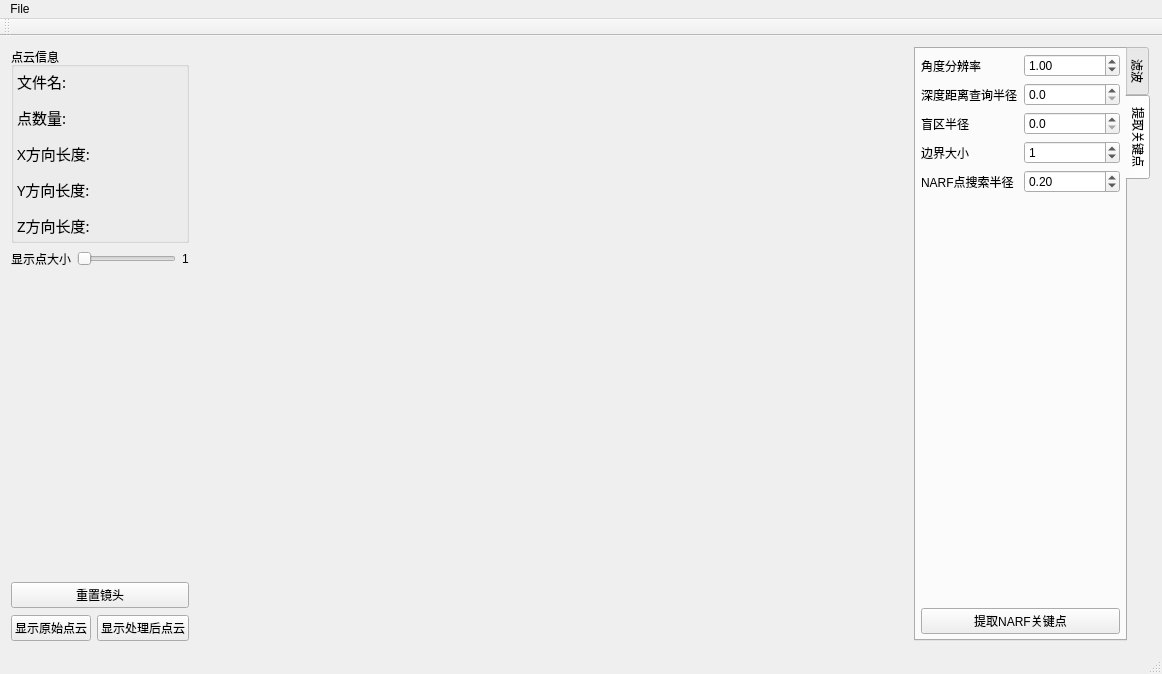
This is PCLTool/PCLTool.ui in YanZY97/PCLTool as Qt 5 draws it before an edit. The edited form follows.
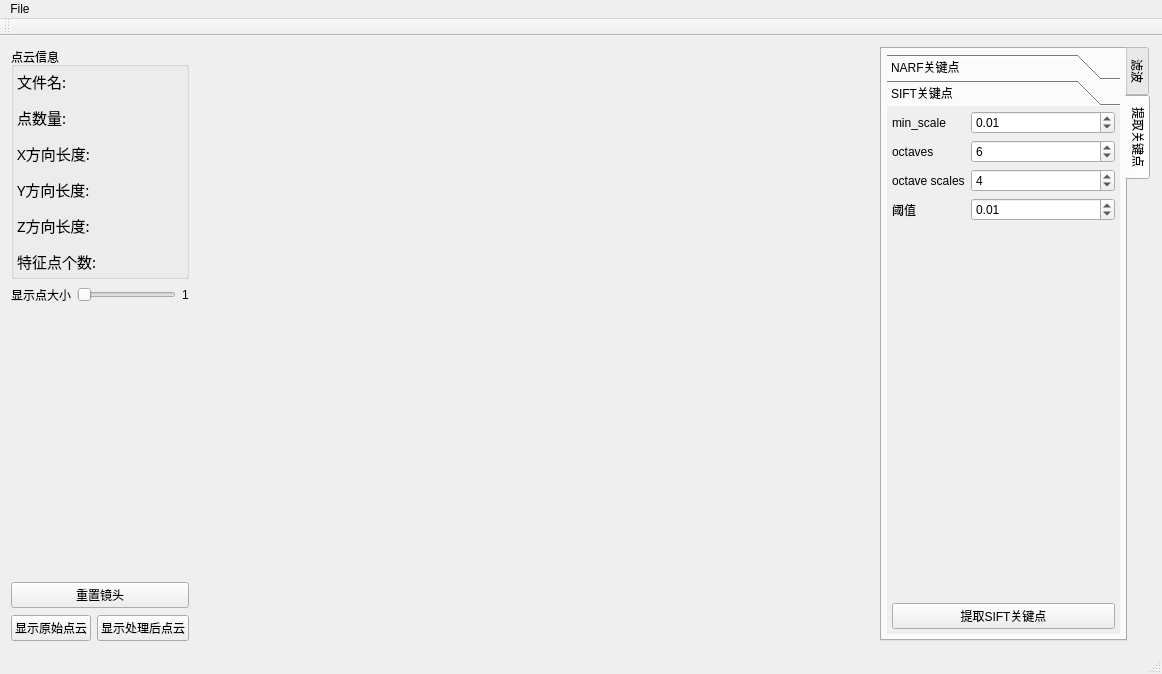
This is the edited form. The open tabs and pages were chosen to show the change. Custom widgets are drawn as their Qt base class.

Commit message: #增加sift特征点提取

Patch:
```diff
--- a/PCLTool/PCLTool.ui
+++ b/PCLTool/PCLTool.ui
@@ -20,7 +20,7 @@
      <verstretch>0</verstretch>
     </sizepolicy>
    </property>
-   <layout class="QHBoxLayout" name="horizontalLayout" stretch="0,3,1">
+   <layout class="QHBoxLayout" name="horizontalLayout" stretch="0,5,2">
     <item>
      <layout class="QVBoxLayout" name="layoutDisplay" stretch="0,0,1,0,0">
       <property name="spacing">
@@ -179,6 +179,32 @@
              </property>
             </widget>
            </item>
+           <item row="5" column="0">
+            <widget class="QLabel" name="label_14">
+             <property name="font">
+              <font>
+               <family>SimSun-ExtB</family>
+               <pointsize>11</pointsize>
+              </font>
+             </property>
+             <property name="text">
+              <string>特征点个数:</string>
+             </property>
+            </widget>
+           </item>
+           <item row="5" column="1">
+            <widget class="QLabel" name="lblNumKeypoints">
+             <property name="font">
+              <font>
+               <family>SimSun-ExtB</family>
+               <pointsize>11</pointsize>
+              </font>
+             </property>
+             <property name="text">
+              <string/>
+             </property>
+            </widget>
+           </item>
           </layout>
          </item>
         </layout>
@@ -376,6 +402,45 @@
          <number>5</number>
         </property>
         <item>
+         <widget class="QToolBox" name="toolBox">
+          <property name="frameShape">
+           <enum>QFrame::NoFrame</enum>
+          </property>
+          <property name="frameShadow">
+           <enum>QFrame::Sunken</enum>
+          </property>
+          <property name="currentIndex">
+           <number>0</number>
+          </property>
+          <property name="tabSpacing">
+           <number>0</number>
+          </property>
+          <widget class="QWidget" name="pageNARFPoints">
+           <property name="geometry">
+            <rect>
+             <x>0</x>
+             <y>0</y>
+             <width>222</width>
+             <height>525</height>
+            </rect>
+           </property>
+           <attribute name="label">
+            <string>NARF关键点</string>
+           </attribute>
+           <layout class="QVBoxLayout" name="verticalLayout_4">
+            <property name="leftMargin">
+             <number>5</number>
+            </property>
+            <property name="topMargin">
+             <number>5</number>
+            </property>
+            <property name="rightMargin">
+             <number>5</number>
+            </property>
+            <property name="bottomMargin">
+             <number>5</number>
+            </property>
+            <item>
          <layout class="QFormLayout" name="formLayout_3">
           <property name="leftMargin">
            <number>0</number>
@@ -487,6 +552,122 @@
           <property name="text">
            <string>提取NARF关键点</string>
           </property>
+             </widget>
+            </item>
+           </layout>
+          </widget>
+          <widget class="QWidget" name="pageSIFTPoints">
+           <property name="geometry">
+            <rect>
+             <x>0</x>
+             <y>0</y>
+             <width>222</width>
+             <height>525</height>
+            </rect>
+           </property>
+           <attribute name="label">
+            <string>SIFT关键点</string>
+           </attribute>
+           <layout class="QVBoxLayout" name="verticalLayout_5">
+            <property name="leftMargin">
+             <number>5</number>
+            </property>
+            <property name="topMargin">
+             <number>5</number>
+            </property>
+            <property name="rightMargin">
+             <number>5</number>
+            </property>
+            <property name="bottomMargin">
+             <number>5</number>
+            </property>
+            <item>
+             <layout class="QFormLayout" name="formLayout_4">
+              <item row="0" column="0">
+               <widget class="QLabel" name="label_15">
+                <property name="text">
+                 <string>min_scale</string>
+                </property>
+               </widget>
+              </item>
+              <item row="0" column="1">
+               <widget class="QDoubleSpinBox" name="sboxMinScale">
+                <property name="maximum">
+                 <double>1.000000000000000</double>
+                </property>
+                <property name="singleStep">
+                 <double>0.010000000000000</double>
+                </property>
+                <property name="value">
+                 <double>0.010000000000000</double>
+                </property>
+               </widget>
+              </item>
+              <item row="1" column="0">
+               <widget class="QLabel" name="label_16">
+                <property name="text">
+                 <string>octaves</string>
+                </property>
+               </widget>
+              </item>
+              <item row="1" column="1">
+               <widget class="QSpinBox" name="sboxOctaves">
+                <property name="maximum">
+                 <number>20</number>
+                </property>
+                <property name="value">
+                 <number>6</number>
+                </property>
+               </widget>
+              </item>
+              <item row="2" column="0">
+               <widget class="QLabel" name="label_17">
+                <property name="text">
+                 <string>octave scales</string>
+                </property>
+               </widget>
+              </item>
+              <item row="2" column="1">
+               <widget class="QSpinBox" name="sboxOctaveScales">
+                <property name="maximum">
+                 <number>20</number>
+                </property>
+                <property name="value">
+                 <number>4</number>
+                </property>
+               </widget>
+              </item>
+              <item row="3" column="0">
+               <widget class="QLabel" name="label_18">
+                <property name="text">
+                 <string>阈值</string>
+                </property>
+               </widget>
+              </item>
+              <item row="3" column="1">
+               <widget class="QDoubleSpinBox" name="sboxMinContrast">
+                <property name="maximum">
+                 <double>10.000000000000000</double>
+                </property>
+                <property name="singleStep">
+                 <double>0.010000000000000</double>
+                </property>
+                <property name="value">
+                 <double>0.010000000000000</double>
+                </property>
+               </widget>
+              </item>
+             </layout>
+            </item>
+            <item>
+             <widget class="QPushButton" name="btnSIFT">
+              <property name="text">
+               <string>提取SIFT关键点</string>
+              </property>
+             </widget>
+            </item>
+           </layout>
+          </widget>
          </widget>
         </item>
        </layout>
```
Left out of the diff: 2 changed lines with no effect on the pictures. Lines whose indentation alone changed are shown as unchanged. The commit also changes 3 other files.
